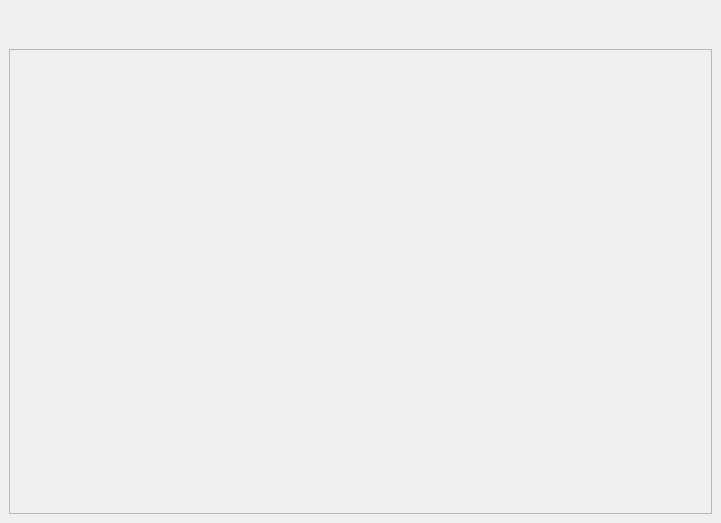
cberdaguer/table_numerique, file App_Qt/TV_Tactile/appgalerie.ui: the form before one commit.
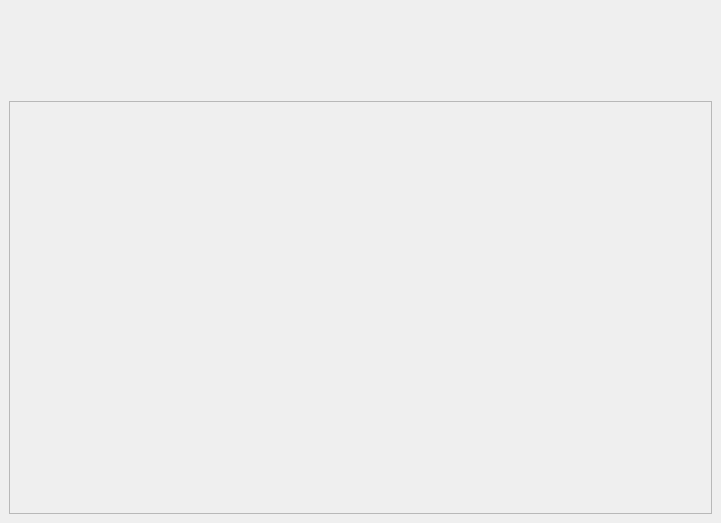
The form after the commit. Icons and pictures are not drawn.

```diff
--- a/App_Qt/TV_Tactile/appgalerie.ui
+++ b/App_Qt/TV_Tactile/appgalerie.ui
@@ -37,6 +37,108 @@
          <layout class="QVBoxLayout" name="vLayout_URight">
           <item>
            <widget class="QLabel" name="txtPhotographe">
+            <property name="palette">
+             <palette>
+              <active>
+               <colorrole role="WindowText">
+                <brush brushstyle="SolidPattern">
+                 <color alpha="255">
+                  <red>255</red>
+                  <green>255</green>
+                  <blue>255</blue>
+                 </color>
+                </brush>
+               </colorrole>
+               <colorrole role="Text">
+                <brush brushstyle="SolidPattern">
+                 <color alpha="255">
+                  <red>255</red>
+                  <green>255</green>
+                  <blue>255</blue>
+                 </color>
+                </brush>
+               </colorrole>
+               <colorrole role="ButtonText">
+                <brush brushstyle="SolidPattern">
+                 <color alpha="255">
+                  <red>255</red>
+                  <green>255</green>
+                  <blue>255</blue>
+                 </color>
+                </brush>
+               </colorrole>
+              </active>
+              <inactive>
+               <colorrole role="WindowText">
+                <brush brushstyle="SolidPattern">
+                 <color alpha="255">
+                  <red>255</red>
+                  <green>255</green>
+                  <blue>255</blue>
+                 </color>
+                </brush>
+               </colorrole>
+               <colorrole role="Text">
+                <brush brushstyle="SolidPattern">
+                 <color alpha="255">
+                  <red>255</red>
+                  <green>255</green>
+                  <blue>255</blue>
+                 </color>
+                </brush>
+               </colorrole>
+               <colorrole role="ButtonText">
+                <brush brushstyle="SolidPattern">
+                 <color alpha="255">
+                  <red>255</red>
+                  <green>255</green>
+                  <blue>255</blue>
+                 </color>
+                </brush>
+               </colorrole>
+              </inactive>
+              <disabled>
+               <colorrole role="WindowText">
+                <brush brushstyle="SolidPattern">
+                 <color alpha="255">
+                  <red>255</red>
+                  <green>255</green>
+                  <blue>255</blue>
+                 </color>
+                </brush>
+               </colorrole>
+               <colorrole role="Text">
+                <brush brushstyle="SolidPattern">
+                 <color alpha="255">
+                  <red>255</red>
+                  <green>255</green>
+                  <blue>255</blue>
+                 </color>
+                </brush>
+               </colorrole>
+               <colorrole role="ButtonText">
+                <brush brushstyle="SolidPattern">
+                 <color alpha="255">
+                  <red>255</red>
+                  <green>255</green>
+                  <blue>255</blue>
+                 </color>
+                </brush>
+               </colorrole>
+              </disabled>
+             </palette>
+            </property>
+            <property name="font">
+             <font>
+              <family>Times New Roman</family>
+              <pointsize>28</pointsize>
+              <weight>75</weight>
+              <bold>true</bold>
+             </font>
+            </property>
+            <property name="styleSheet">
+             <string notr="true">color: rgb(255, 255, 255);</string>
+            </property>
             <property name="text">
              <string/>
             </property>
@@ -44,6 +146,15 @@
           </item>
           <item>
            <widget class="QLabel" name="txtTitre">
+            <property name="font">
+             <font>
+              <family>Times New Roman</family>
+              <pointsize>24</pointsize>
+             </font>
+            </property>
+            <property name="styleSheet">
+             <string notr="true">color: rgb(255, 255, 255);</string>
+            </property>
             <property name="text">
              <string/>
             </property>
@@ -69,7 +180,7 @@
              <x>0</x>
              <y>0</y>
              <width>697</width>
-             <height>443</height>
+             <height>416</height>
             </rect>
            </property>
           </widget>
```
